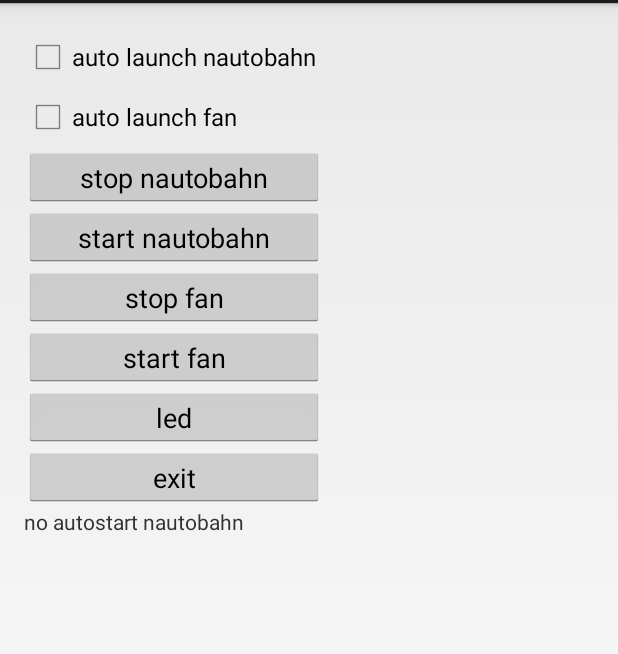
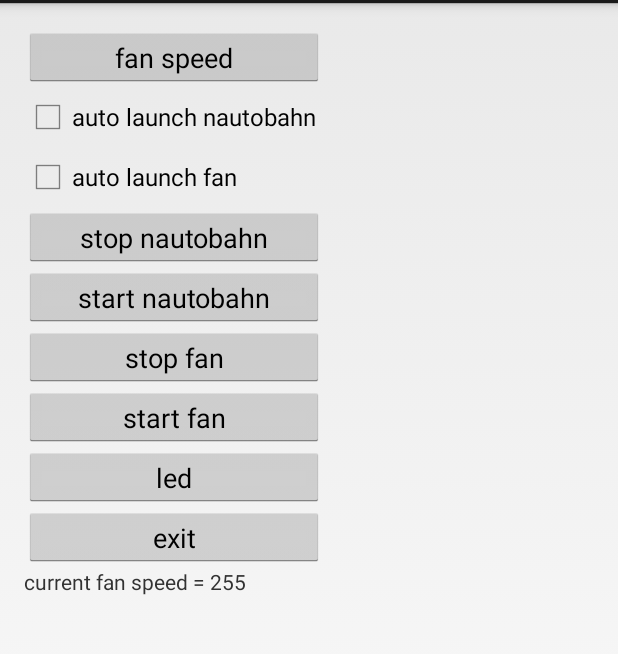
Before and after one commit to jsvirzi/RocketLauncher, an Android app: the screen it shows after launch (MainActivity), after a tap on "start nautobahn", on a phone screen of 412 x 824 dp, the part 69-723 px from its top. Run offline under Robolectric (Android 15) with nearby library versions, the phone set to English and light mode, and no system bars; libraries missing offline, so code that uses them is left out: com.nauto.apis; 4 statements that could not run were skipped; 1 other tap on this screen came first.

Commit message:
test different fan speeds

```diff
--- a/app/src/main/java/com/mam/lambo/rocketlauncher/MainActivity.java
+++ b/app/src/main/java/com/mam/lambo/rocketlauncher/MainActivity.java
@@ -40,6 +40,8 @@ public class MainActivity extends Activity {
     private Context context;
     private boolean automaticBoot;
     private TextView textViewStatus;
+    private int fanSpeed = 255;
+    private Button buttonFanSpeed;
 
     public void startNautobahn() {
         Intent intent = new Intent();
@@ -125,6 +127,17 @@ public class MainActivity extends Activity {
             playSound(1);
             automaticBoot = true;
         }
+
+        buttonFanSpeed = (Button) findViewById(R.id.fanSpeed);
+        buttonFanSpeed.setOnClickListener(new View.OnClickListener() {
+            @Override
+            public void onClick(View v) {
+                rocketLauncher.setFan(fanSpeed);
+                String msg = String.format("current fan speed = %d", fanSpeed);
+                textViewStatus.setText(msg);
+                fanSpeed -= 32;
+            }
+        });
 
         buttonLed = (Button) findViewById(R.id.led);
         buttonLed.setTag(1);
--- a/app/src/main/java/com/mam/lambo/rocketlauncher/RocketLauncher.java
+++ b/app/src/main/java/com/mam/lambo/rocketlauncher/RocketLauncher.java
@@ -8,6 +8,7 @@ import android.content.ServiceConnection;
 import android.os.IBinder;
 import android.os.RemoteException;
 import android.util.Log;
+import android.widget.Button;
 
 import com.nauto.apis.INautoAPIManager;
 
--- a/app/src/main/res/layout/activity_main.xml
+++ b/app/src/main/res/layout/activity_main.xml
@@ -15,6 +15,13 @@
         android:layout_width="250sp"
         android:layout_height="400sp"
         android:orientation="vertical">
+
+        <Button
+            android:layout_width="200sp"
+            android:layout_height="40sp"
+            android:text="fan speed"
+            android:id="@+id/fanSpeed"
+            />
 
         <CheckBox
             android:layout_width="200sp"
```
